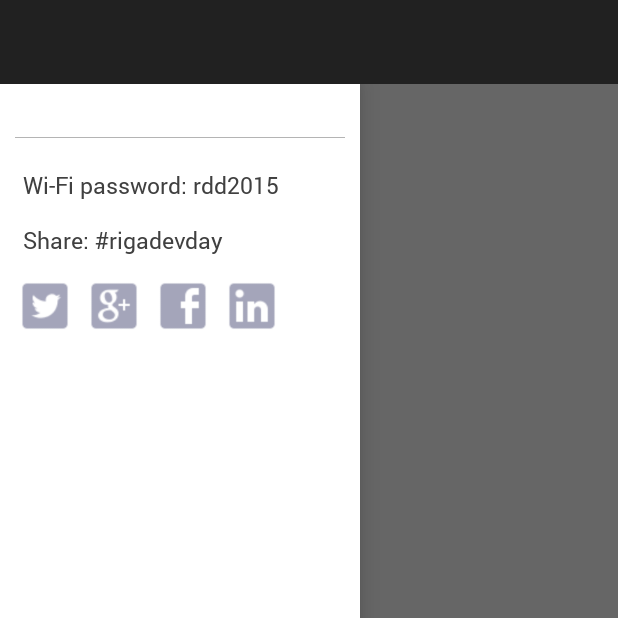
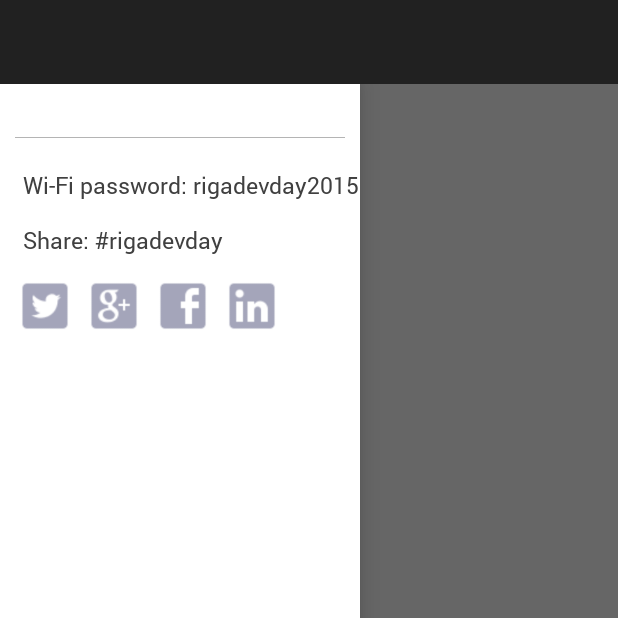
Before and after one commit to RigaDevDay/rdd-android, an Android app: the screen it shows after launch (MainActivity), with the side drawer open, on a phone screen of 412 x 824 dp, the top half of it. Run offline under Robolectric (Android 15) with nearby library versions, the phone set to English and light mode, and no system bars; our stand-ins replace Dagger/Hilt's generated code; libraries missing offline, so code that uses them is left out: com.activeandroid, com.activeandroid.app; 11 statements that could not run were skipped.

Commit message:
Change password for wifi

```diff
--- a/app/src/main/res/values/strings.xml
+++ b/app/src/main/res/values/strings.xml
@@ -40,7 +40,7 @@
     <string name="bookmarked">Talk is added to bookmarks</string>
     <string name="bookmark_item">Bookmark item</string>
     <string name="unbookmarked">Talk is removed from bookmarks</string>
-    <string name="wifi">Wi-Fi password: rdd2015</string>
+    <string name="wifi">Wi-Fi password: rigadevday2015</string>
     <string name="hashtag">Share: #rigadevday</string>
     <string name="rddGooglePlus">104346723645688269517</string>
     <string name="rddTwitter">rigadevday</string>
```
